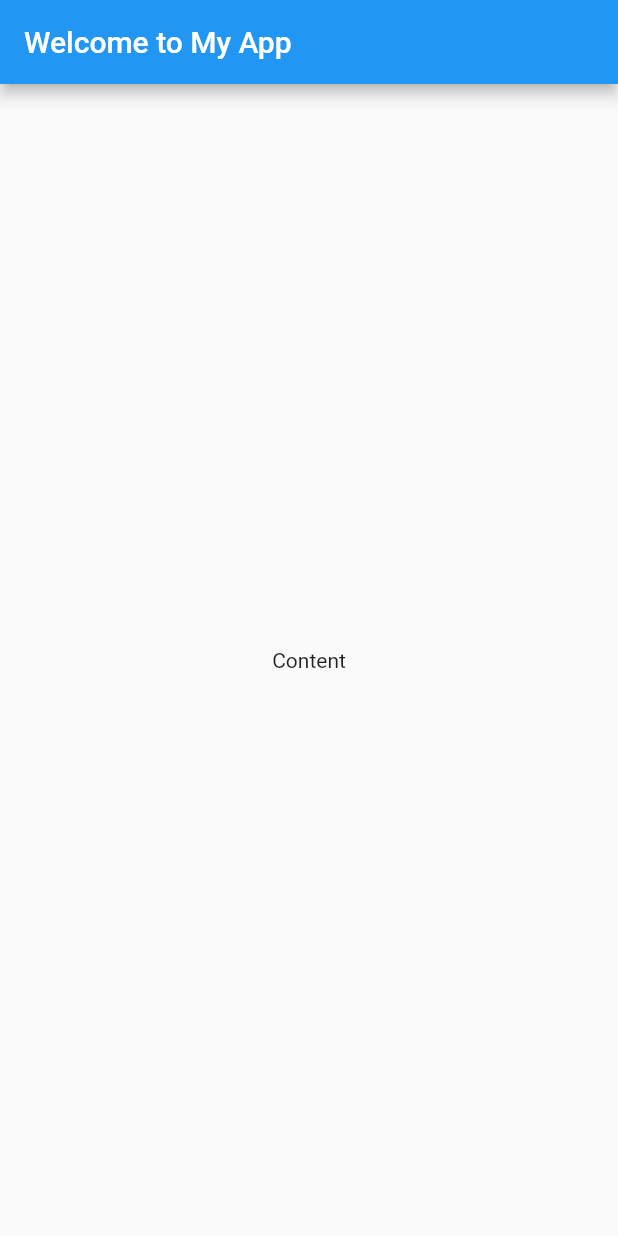
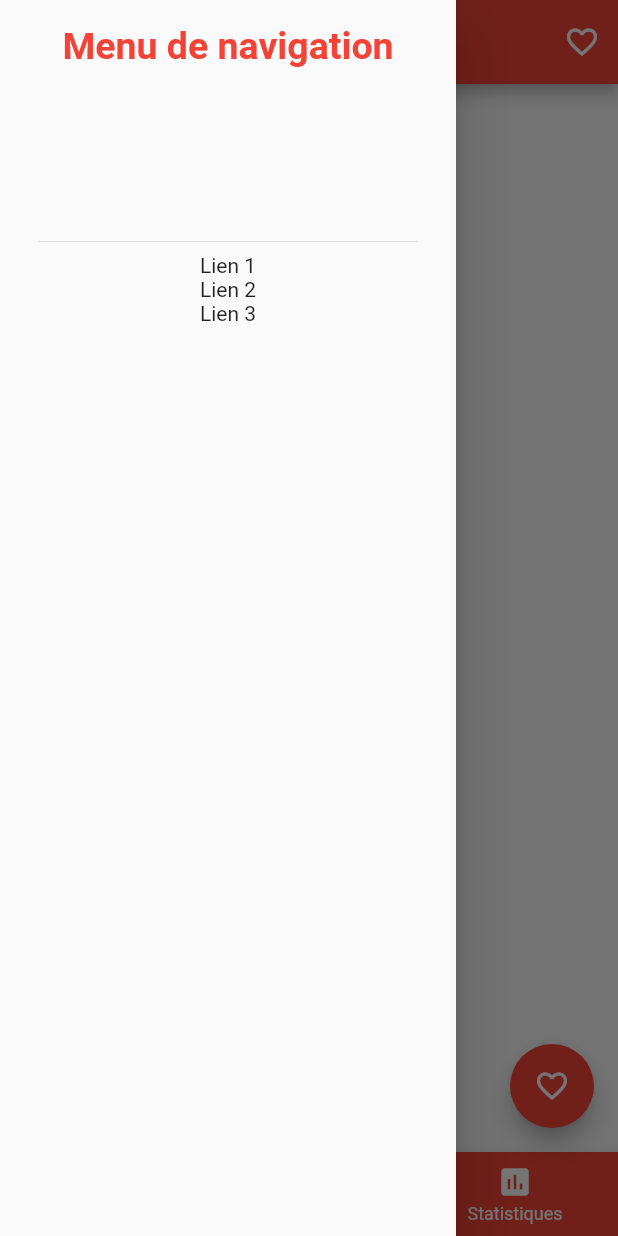
Before and after one commit to Renzega/MidRing-Group, a Flutter app: the screen it shows after launch, with the side drawer open (before the commit the screen has no drawer), on a phone screen of 412 x 824 dp. Run offline on Flutter 3.47's test engine with Material 2 defaults, Android fonts, the phone set to English and light mode, and no system bars.

Commit message:
Update main.dart

```diff
--- a/learn/flutter_project_1/lib/main.dart
+++ b/learn/flutter_project_1/lib/main.dart
@@ -1,12 +1,6 @@
 import 'package:flutter/material.dart';
-import 'code.dart';
-import 'future.dart';
 
 void main() {
-  OrdinateurFnac ordiFnac = OrdinateurFnac('Dell', 'AlienWare', 'RTX 3090', 'Intel Core i7', '32GB', 2000);
-  OrdinateurDarty ordiDarty = OrdinateurDarty(6, 'HP Omen', 'GTX 1060', 'Intel Core i7', '16GB', 1490);
-  Acheteur<OrdinateurFnac> acheteur1 = Acheteur('Samuel', 'Clauzon', 123, ordiFnac);
-  print(acheteur1.getOrdinateur());
   runApp(const MyApp());
 }
 
@@ -16,15 +10,132 @@ class MyApp extends StatelessWidget {
   @override
   Widget build(BuildContext context) {
     return MaterialApp(
-      title: 'My App',
-      home: Scaffold(
-        appBar: AppBar(
-          title: const Text('Welcome to My App')
-        ),
-        body: const Center(
-          child: Text('Content')
-        )
-      )
+      title: 'My First App',
+      theme: ThemeData(
+        primarySwatch: Colors.blue
+      ),
+      home: const HomePage(title: 'Ma première application')
     );
   }
 }
+
+class HomePage extends StatefulWidget {
+  const HomePage({Key? key, required this.title}) : super(key: key);
+
+  final String title;
+
+  @override
+  State<HomePage> createState() => _HomePageState();
+}
+
+class _HomePageState extends State<HomePage> {
+  Icon _likeHeart = const Icon(Icons.favorite_border, color: Colors.white);
+  bool _likeBool = false;
+
+  String _affichage = "0: Accueil";
+  int _indexSelectionne = 0;
+
+  void _likeThis() {
+    setState(() {
+      if(_likeBool) {
+        _likeHeart = const Icon(Icons.favorite_border, color: Colors.white);
+        _likeBool = false;
+      } else {
+        _likeHeart = const Icon(Icons.favorite, color: Colors.white);
+        _likeBool = true;
+      }
+    });
+  }
+
+  void _itemClique(int index) {
+    setState(() {
+      _indexSelectionne = index;
+      switch(_indexSelectionne) {
+        case 0:
+          {
+            _affichage = '$_indexSelectionne: Accueil';
+          }
+          break;
+        case 1:
+          {
+            _affichage = '$_indexSelectionne: Mon compte';
+          }
+          break;
+        case 2:
+          {
+            _affichage = '$_indexSelectionne: Statistiques';
+          }
+          break;
+      }
+    });
+  }
+
+  @override
+  Widget build(BuildContext context) {
+    return Scaffold(
+      appBar: AppBar(
+        title: Text(widget.title),
+        actions: <Widget>[
+          IconButton (
+            icon: _likeHeart,
+            onPressed: _likeThis
+          )
+        ],
+        backgroundColor: Colors.red,
+      ),
+      floatingActionButton: FloatingActionButton(
+        onPressed: _likeThis,
+        backgroundColor: Colors.red,
+        child: _likeHeart
+      ),
+      body: Center(
+        child: Column(
+          mainAxisAlignment: MainAxisAlignment.center,
+          children: <Widget>[
+            Text('${_affichage}', style: TextStyle(color: Colors.red, fontSize: 40.0))
+          ],
+        )
+      ),
+      drawer: Drawer(
+        child: Column(
+          children: <Widget>[
+            DrawerHeader(
+              child: Text(
+                'Menu de navigation',
+                style: TextStyle(
+                    color: Colors.red,
+                    fontWeight: FontWeight.bold,
+                    fontSize: 25
+                ),
+              ),
+            ),
+            Text('Lien 1'),
+            Text('Lien 2'),
+            Text('Lien 3'),
+          ],
+        ),
+      ),
+      bottomNavigationBar: BottomNavigationBar(
+        selectedItemColor: Colors.white,
+        unselectedItemColor: Colors.white,
+        items: const <BottomNavigationBarItem>[
+          BottomNavigationBarItem(
+            icon: Icon(Icons.home, color: Colors.white),
+            label: 'Accueil'
+          ),
+          BottomNavigationBarItem(
+              icon: Icon(Icons.supervised_user_circle, color: Colors.white),
+              label: 'Mon compte'
+          ),
+          BottomNavigationBarItem(
+              icon: Icon(Icons.assessment, color: Colors.white),
+              label: 'Statistiques'
+          ),
+        ],
+        backgroundColor: Colors.red,
+        onTap: _itemClique,
+        currentIndex: _indexSelectionne
+      ),
+    );
+  }
+}
```
